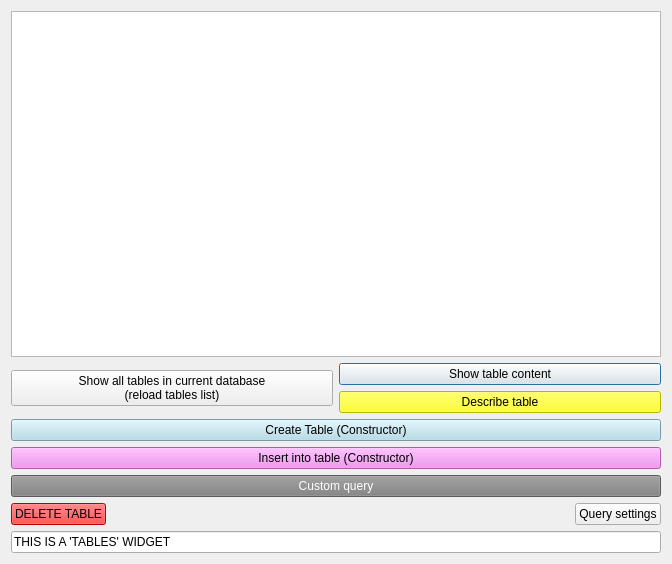
The window that tables.ui (TiReks33/adb-explorer) describes before a commit, drawn with Qt 5.
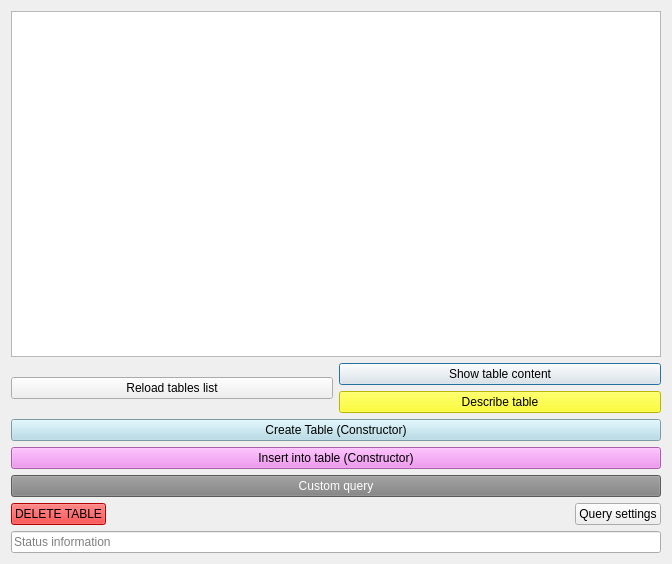
The same window after the commit.

Commit message: 36 -- crashing in 'create table' constructor fixed; mysqldump wip

Patch:
```diff
--- a/tables.ui
+++ b/tables.ui
@@ -21,9 +21,14 @@
     <layout class="QHBoxLayout" name="horizontalLayout">
      <item>
       <widget class="QPushButton" name="showTable_button">
+       <property name="sizePolicy">
+        <sizepolicy hsizetype="Minimum" vsizetype="Fixed">
+         <horstretch>0</horstretch>
+         <verstretch>0</verstretch>
+        </sizepolicy>
+       </property>
        <property name="text">
-        <string>Show all tables in current database
-(reload tables list)</string>
+        <string>Reload tables list</string>
        </property>
       </widget>
      </item>
@@ -137,7 +142,10 @@
    <item>
     <widget class="QLineEdit" name="statusLine">
      <property name="text">
-      <string>THIS IS A 'TABLES' WIDGET</string>
+      <string/>
+     </property>
+     <property name="placeholderText">
+      <string>Status information</string>
      </property>
     </widget>
    </item>
```
Left out of the diff: 2 changed lines with no effect on the pictures. The commit also changes 12 other files.
